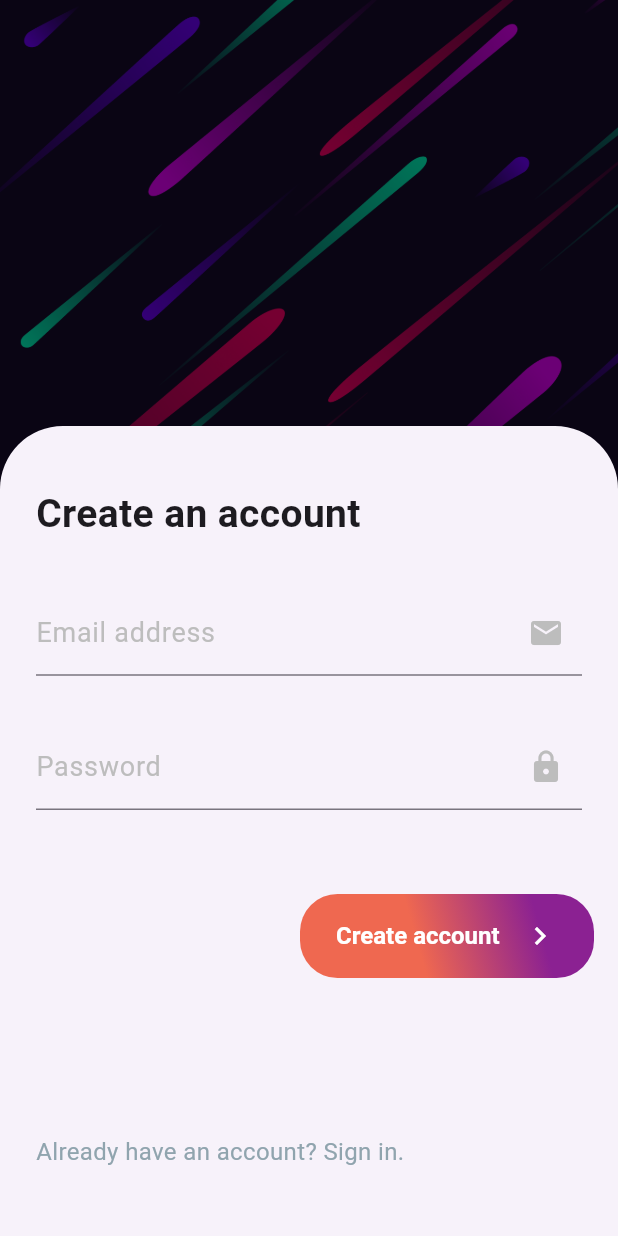
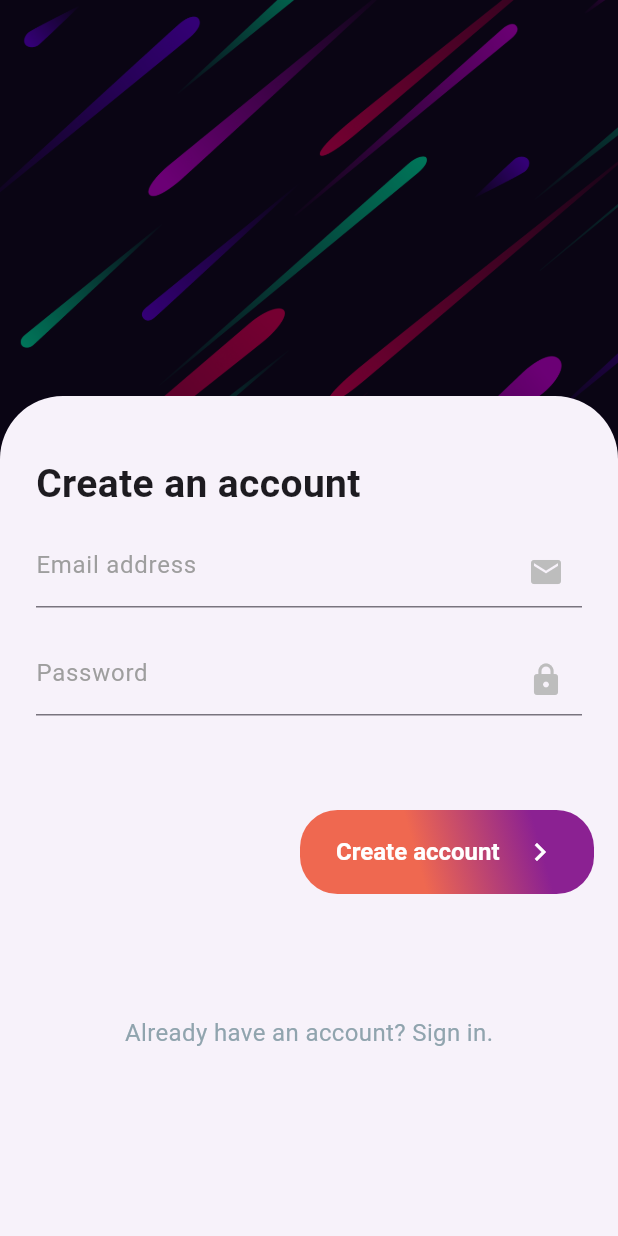
Before and after one commit to abuanwar072/Flutter-Onboarding-Animation, a Flutter app: the screen it shows after launch, after a tap on "Get Started", on a phone screen of 412 x 824 dp. Run offline on Flutter 3.47's test engine with Material 3 defaults, Android fonts, the light colour scheme and no system bars.

Commit message:
SKD to 4 and Code refactor

```diff
--- a/lib/components/landed_content.dart
+++ b/lib/components/landed_content.dart
@@ -11,12 +11,12 @@ class LandingContent extends StatelessWidget {
         mainAxisSize: MainAxisSize.min,
         crossAxisAlignment: CrossAxisAlignment.start,
         children: [
-          const Text(
-            "Find local community events",
-            style: TextStyle(
-              fontWeight: FontWeight.bold,
-              fontSize: 42,
-            ),
+          Text(
+            "Find local \ncommunity events",
+            style: Theme.of(context)
+                .textTheme
+                .headlineLarge!
+                .copyWith(fontWeight: FontWeight.bold),
           ),
           const SizedBox(
             height: 16,
@@ -24,7 +24,7 @@ class LandingContent extends StatelessWidget {
           Text(
             "Get involved with what's happening near you.",
             style: TextStyle(fontSize: 24, color: Colors.blueGrey.shade300),
-          )
+          ),
         ],
       ),
     );
--- a/lib/components/onboard_content.dart
+++ b/lib/components/onboard_content.dart
@@ -27,7 +27,7 @@ class _OnboardContentState extends State<OnboardContent> {
         _pageController.hasClients ? (_pageController.page ?? 0) : 0;
 
     return SizedBox(
-      height: 400 + progress * 140,
+      height: 400 + progress * 160,
       child: Stack(
         fit: StackFit.expand,
         children: [
@@ -47,7 +47,7 @@ class _OnboardContentState extends State<OnboardContent> {
           ),
           Positioned(
             height: 56,
-            bottom: 32 + progress * 140,
+            bottom: 48 + progress * 180,
             right: 16,
             child: GestureDetector(
               onTap: () {
@@ -84,12 +84,12 @@ class _OnboardContentState extends State<OnboardContent> {
                         child: Stack(
                           fit: StackFit.passthrough,
                           children: [
-                            Opacity(
-                              opacity: 1 - progress,
+                            FadeTransition(
+                              opacity: AlwaysStoppedAnimation(1 - progress),
                               child: const Text("Get Started"),
                             ),
-                            Opacity(
-                              opacity: progress,
+                            FadeTransition(
+                              opacity: AlwaysStoppedAnimation(progress),
                               child: const Text(
                                 "Create account",
                                 maxLines: 1,
--- a/lib/components/sing_up_form.dart
+++ b/lib/components/sing_up_form.dart
@@ -18,20 +18,50 @@ class SignUpForm extends StatelessWidget {
                 fontSize: 26,
               ),
             ),
-            const SizedBox(
-              height: 32,
+            const SizedBox(height: 16),
+            Form(
+              child: Column(
+                children: [
+                  TextFormField(
+                    keyboardType: TextInputType.emailAddress,
+                    textInputAction: TextInputAction.next,
+                    decoration: InputDecoration(
+                      hintText: "Email address",
+                      hintStyle: const TextStyle(
+                        fontWeight: FontWeight.normal,
+                        color: Colors.grey,
+                      ),
+                      suffixIcon: Icon(
+                        Icons.mail,
+                        color: Colors.grey.shade400,
+                      ),
+                    ),
+                  ),
+                  SizedBox(height: 24),
+                  TextFormField(
+                    obscureText: true,
+                    decoration: InputDecoration(
+                      hintText: "Password",
+                      hintStyle: const TextStyle(
+                        fontWeight: FontWeight.normal,
+                        color: Colors.grey,
+                      ),
+                      suffixIcon: Icon(
+                        Icons.lock,
+                        color: Colors.grey.shade400,
+                      ),
+                    ),
+                  ),
+                ],
+              ),
             ),
-            const _TextField(label: 'Email address', icon: Icons.email),
-            const SizedBox(height: 16),
-            const _TextField(
-              label: 'Password',
-              icon: Icons.lock,
-              hidden: true,
-            ),
+            // const SizedBox(height: 16),
             const SizedBox(height: 200),
-            Text(
-              "Already have an account? Sign in.",
-              style: TextStyle(fontSize: 16, color: Colors.blueGrey.shade300),
+            Center(
+              child: Text(
+                "Already have an account? Sign in.",
+                style: TextStyle(fontSize: 16, color: Colors.blueGrey.shade300),
+              ),
             )
           ],
         ),
--- a/lib/main.dart
+++ b/lib/main.dart
@@ -12,7 +12,7 @@ class MyApp extends StatelessWidget {
   @override
   Widget build(BuildContext context) {
     return MaterialApp(
-      title: 'Flutter Demo',
+      title: 'The Flutter Way',
       theme: ThemeData(
         primarySwatch: Colors.blue,
       ),
--- a/pubspec.yaml
+++ b/pubspec.yaml
@@ -19,7 +19,7 @@ publish_to: "none" # Remove this line if you wish to publish to pub.dev
 version: 1.0.0+1
 
 environment:
-  sdk: ">=2.19.3 <3.0.0"
+  sdk: ">=3.1.0 <4.0.0"
 
 # Dependencies specify other packages that your package needs in order to work.
 # To automatically upgrade your package dependencies to the latest versions
```
Also changed, not shown: pubspec.lock, 38 other files.
